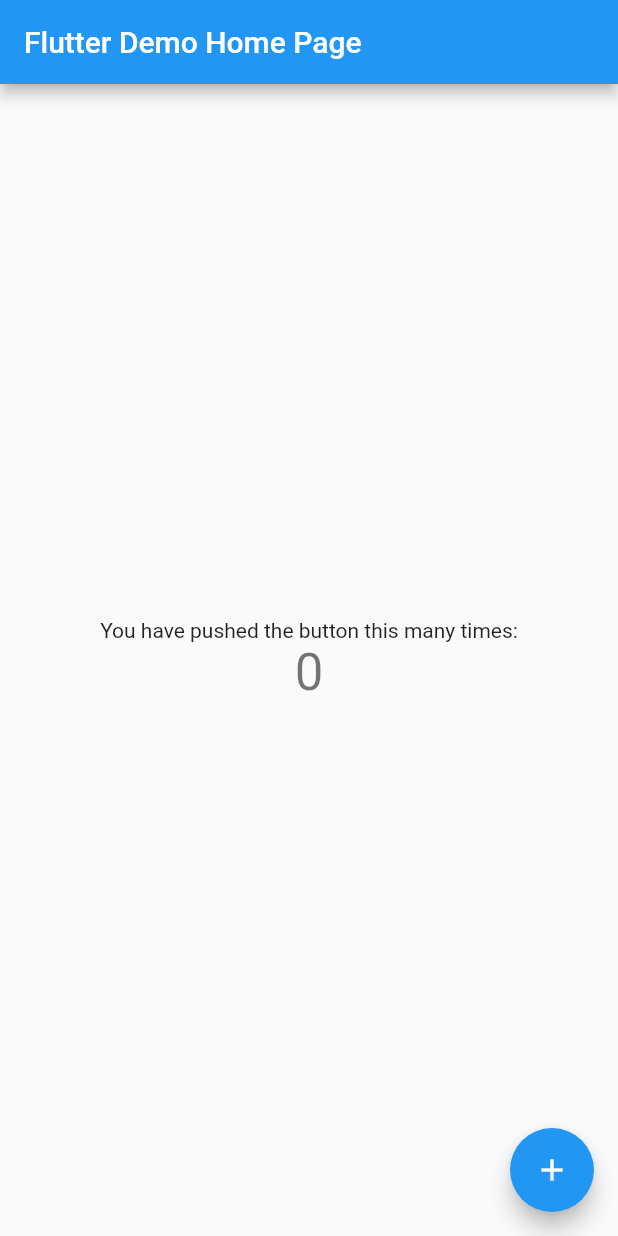
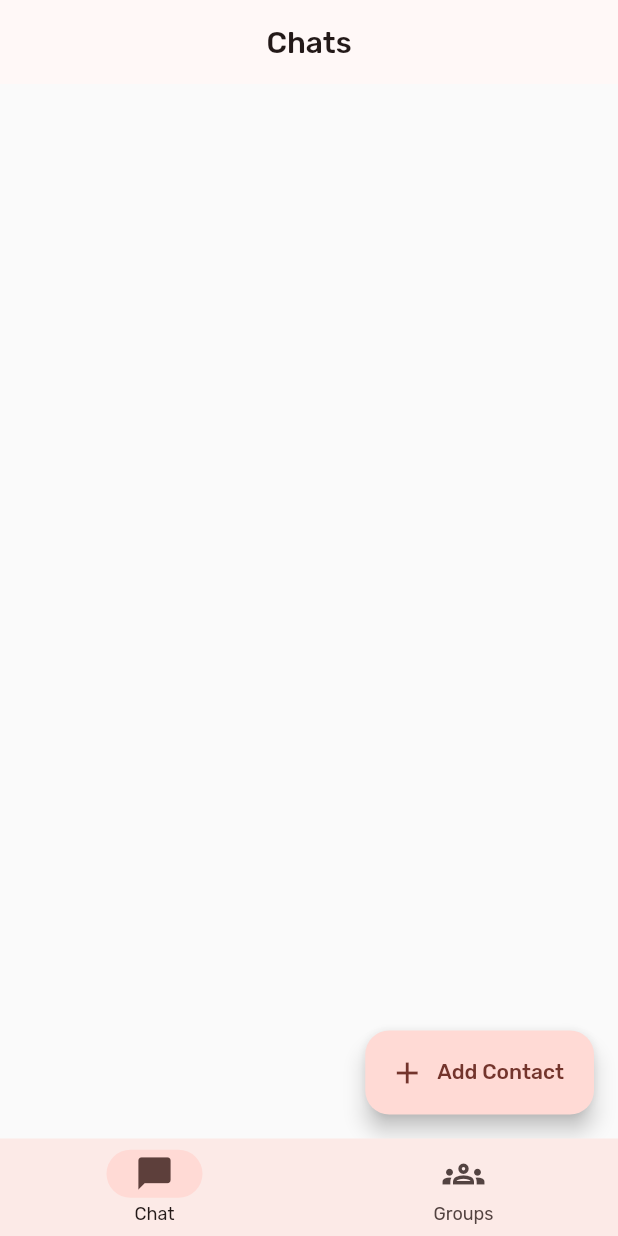
Before and after one commit to MuhammadSabah/M-Chat, a Flutter app: the screen it shows after launch, on a phone screen of 412 x 824 dp. Run offline on Flutter 3.47's test engine with Material 2 defaults, Android fonts, the phone set to English and light mode, and no system bars; our stand-ins replace google_fonts.

Commit message:
first commit

```diff
--- a/lib/main.dart
+++ b/lib/main.dart
@@ -1,4 +1,8 @@
+// import 'package:dynamic_color/dynamic_color.dart';
+import 'package:final_chat_app/src/features/contacts/screens/contact_list_screen.dart';
+import 'package:final_chat_app/src/features/group/screens/group_screen.dart';
 import 'package:flutter/material.dart';
+import 'package:google_fonts/google_fonts.dart';
 
 void main() {
   runApp(const MyApp());
@@ -7,109 +11,84 @@
 class MyApp extends StatelessWidget {
   const MyApp({super.key});
 
-  // This widget is the root of your application.
   @override
   Widget build(BuildContext context) {
     return MaterialApp(
-      title: 'Flutter Demo',
-      theme: ThemeData(
-        // This is the theme of your application.
-        //
-        // Try running your application with "flutter run". You'll see the
-        // application has a blue toolbar. Then, without quitting the app, try
-        // changing the primarySwatch below to Colors.green and then invoke
-        // "hot reload" (press "r" in the console where you ran "flutter run",
-        // or simply save your changes to "hot reload" in a Flutter IDE).
-        // Notice that the counter didn't reset back to zero; the application
-        // is not restarted.
-        primarySwatch: Colors.blue,
+      debugShowCheckedModeBanner: false,
+      theme: ThemeData().copyWith(
+        textTheme: GoogleFonts.rubikTextTheme(),
+        colorScheme: ColorScheme.fromSeed(seedColor: Colors.red),
+        useMaterial3: true,
       ),
-      home: const MyHomePage(title: 'Flutter Demo Home Page'),
+      darkTheme: ThemeData().copyWith(
+        textTheme: GoogleFonts.rubikTextTheme(),
+        colorScheme: ColorScheme.fromSeed(
+          seedColor: Colors.red,
+          brightness: Brightness.dark,
+        ),
+        useMaterial3: true,
+      ),
+      themeMode: ThemeMode.light,
+      home: const HomeScreen(),
     );
   }
 }
 
-class MyHomePage extends StatefulWidget {
-  const MyHomePage({super.key, required this.title});
-
-  // This widget is the home page of your application. It is stateful, meaning
-  // that it has a State object (defined below) that contains fields that affect
-  // how it looks.
-
-  // This class is the configuration for the state. It holds the values (in this
-  // case the title) provided by the parent (in this case the App widget) and
-  // used by the build method of the State. Fields in a Widget subclass are
-  // always marked "final".
-
-  final String title;
+class HomeScreen extends StatefulWidget {
+  const HomeScreen({super.key});
 
   @override
-  State<MyHomePage> createState() => _MyHomePageState();
+  State<HomeScreen> createState() => _HomeScreenState();
 }
 
-class _MyHomePageState extends State<MyHomePage> {
-  int _counter = 0;
-
-  void _incrementCounter() {
-    setState(() {
-      // This call to setState tells the Flutter framework that something has
-      // changed in this State, which causes it to rerun the build method below
-      // so that the display can reflect the updated values. If we changed
-      // _counter without calling setState(), then the build method would not be
-      // called again, and so nothing would appear to happen.
-      _counter++;
-    });
-  }
-
+class _HomeScreenState extends State<HomeScreen> {
+  List<Widget> pages = const [
+    ContactListScreen(),
+    GroupScreen(),
+  ];
+  int tabIndex = 0;
+  double? iconSize = 28;
   @override
   Widget build(BuildContext context) {
-    // This method is rerun every time setState is called, for instance as done
-    // by the _incrementCounter method above.
-    //
-    // The Flutter framework has been optimized to make rerunning build methods
-    // fast, so that you can just rebuild anything that needs updating rather
-    // than having to individually change instances of widgets.
     return Scaffold(
-      appBar: AppBar(
-        // Here we take the value from the MyHomePage object that was created by
-        // the App.build method, and use it to set our appbar title.
-        title: Text(widget.title),
+      body: IndexedStack(
+        index: tabIndex,
+        children: pages,
       ),
-      body: Center(
-        // Center is a layout widget. It takes a single child and positions it
-        // in the middle of the parent.
-        child: Column(
-          // Column is also a layout widget. It takes a list of children and
-          // arranges them vertically. By default, it sizes itself to fit its
-          // children horizontally, and tries to be as tall as its parent.
-          //
-          // Invoke "debug painting" (press "p" in the console, choose the
-          // "Toggle Debug Paint" action from the Flutter Inspector in Android
-          // Studio, or the "Toggle Debug Paint" command in Visual Studio Code)
-          // to see the wireframe for each widget.
-          //
-          // Column has various properties to control how it sizes itself and
-          // how it positions its children. Here we use mainAxisAlignment to
-          // center the children vertically; the main axis here is the vertical
-          // axis because Columns are vertical (the cross axis would be
-          // horizontal).
-          mainAxisAlignment: MainAxisAlignment.center,
-          children: <Widget>[
-            const Text(
-              'You have pushed the button this many times:',
+      bottomNavigationBar: NavigationBar(
+        selectedIndex: tabIndex,
+        height: 65,
+        onDestinationSelected: (int index) {
+          setState(() {
+            tabIndex = index;
+          });
+        },
+        labelBehavior: NavigationDestinationLabelBehavior.alwaysShow,
+        destinations: [
+          NavigationDestination(
+            icon: Icon(
+              Icons.chat_bubble_outline,
+              size: iconSize! - 2.0,
             ),
-            Text(
-              '$_counter',
-              style: Theme.of(context).textTheme.headline4,
+            selectedIcon: Icon(
+              Icons.chat_bubble,
+              size: iconSize! - 2.0,
             ),
-          ],
-        ),
+            label: 'Chat',
+          ),
+          NavigationDestination(
+            icon: Icon(
+              Icons.groups_outlined,
+              size: iconSize,
+            ),
+            selectedIcon: Icon(
+              Icons.groups,
+              size: iconSize,
+            ),
+            label: 'Groups',
+          ),
+        ],
       ),
-      floatingActionButton: FloatingActionButton(
-        onPressed: _incrementCounter,
-        tooltip: 'Increment',
-        child: const Icon(Icons.add),
-      ), // This trailing comma makes auto-formatting nicer for build methods.
     );
   }
 }
--- /dev/null
+++ b/lib/src/features/contacts/screens/contact_list_screen.dart
@@ -0,0 +1,36 @@
+import 'package:final_chat_app/src/features/group/screens/group_screen.dart';
+import 'package:flutter/material.dart';
+
+class ContactListScreen extends StatefulWidget {
+  const ContactListScreen({super.key});
+
+  @override
+  State<ContactListScreen> createState() => _ContactListScreenState();
+}
+
+class _ContactListScreenState extends State<ContactListScreen> {
+  @override
+  Widget build(BuildContext context) {
+    return Scaffold(
+      appBar: AppBar(
+        title: const Text("Chats"),
+        centerTitle: true,
+      ),
+      body: Column(
+        mainAxisAlignment: MainAxisAlignment.center,
+        children: [
+          Row(
+            mainAxisSize: MainAxisSize.max,
+            children: [],
+          ),
+        ],
+      ),
+      floatingActionButton: FloatingActionButton.extended(
+        onPressed: () {},
+        tooltip: 'Add contact',
+        label: const Text('Add Contact'),
+        icon: const Icon(Icons.add),
+      ),
+    );
+  }
+}
--- /dev/null
+++ b/lib/src/features/group/screens/group_screen.dart
@@ -0,0 +1,12 @@
+import 'package:flutter/material.dart';
+
+class GroupScreen extends StatelessWidget {
+  const GroupScreen({super.key});
+
+  @override
+  Widget build(BuildContext context) {
+    return Scaffold(
+
+    );
+  }
+}
--- a/pubspec.yaml
+++ b/pubspec.yaml
@@ -36,6 +36,8 @@
   # The following adds the Cupertino Icons font to your application.
   # Use with the CupertinoIcons class for iOS style icons.
   cupertino_icons: ^1.0.2
+  dynamic_color: ^1.5.4
+  google_fonts: ^3.0.1
 
 dev_dependencies:
   flutter_test:
```
Also changed, not shown: lib/core/app_pages.dart (added), lib/src/navigation/route_generator.dart (added), pubspec.lock, 5 other files.
